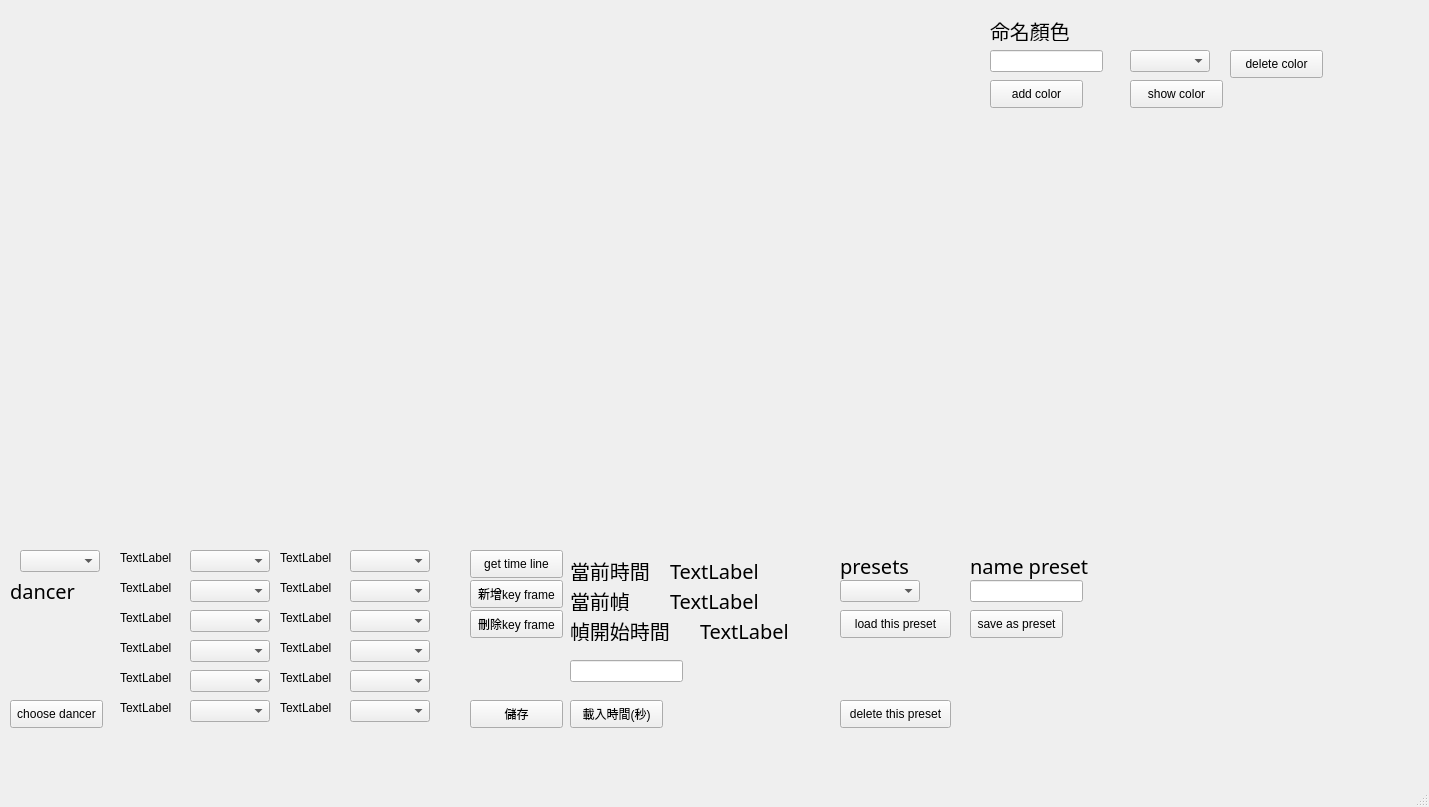
Above: newtype/UI.ui from ck7-32/WEGO_lightdance before the change. Below: the same form after it.
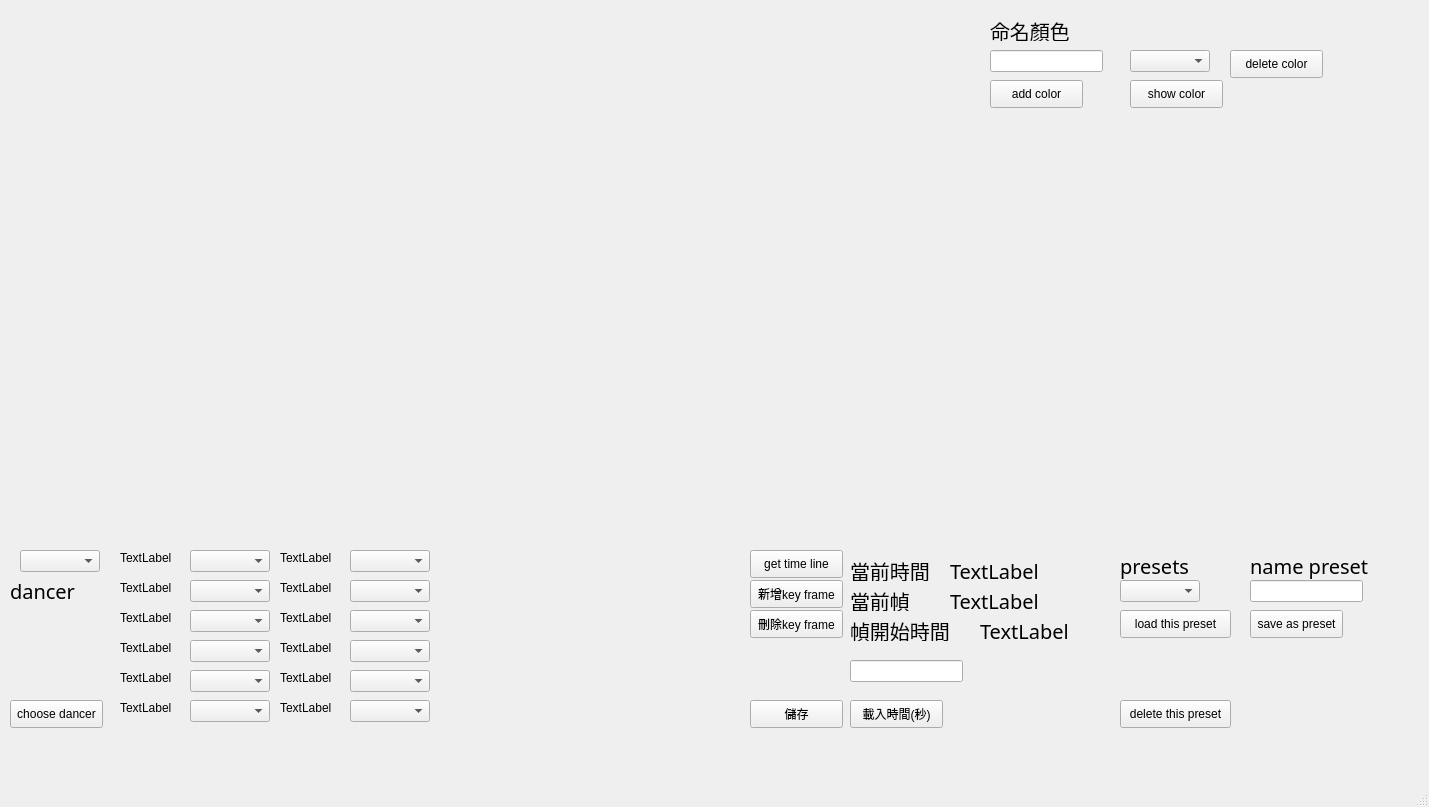
That is the form after the change.

What changed in the file:
```diff
--- a/newtype/UI.ui
+++ b/newtype/UI.ui
@@ -293,7 +293,7 @@
    <widget class="QPushButton" name="save">
     <property name="geometry">
      <rect>
-      <x>470</x>
+      <x>750</x>
       <y>700</y>
       <width>93</width>
       <height>28</height>
@@ -306,7 +306,7 @@
    <widget class="QPushButton" name="newframe">
     <property name="geometry">
      <rect>
-      <x>470</x>
+      <x>750</x>
       <y>580</y>
       <width>93</width>
       <height>28</height>
@@ -319,7 +319,7 @@
    <widget class="QPushButton" name="delframe">
     <property name="geometry">
      <rect>
-      <x>470</x>
+      <x>750</x>
       <y>610</y>
       <width>93</width>
       <height>28</height>
@@ -332,7 +332,7 @@
    <widget class="QPushButton" name="gettime">
     <property name="geometry">
      <rect>
-      <x>470</x>
+      <x>750</x>
       <y>550</y>
       <width>93</width>
       <height>28</height>
@@ -355,7 +355,7 @@
    <widget class="QLabel" name="nowtime">
     <property name="geometry">
      <rect>
-      <x>670</x>
+      <x>950</x>
       <y>560</y>
       <width>111</width>
       <height>21</height>
@@ -374,7 +374,7 @@
    <widget class="QLabel" name="nowframe">
     <property name="geometry">
      <rect>
-      <x>670</x>
+      <x>950</x>
       <y>590</y>
       <width>121</width>
       <height>21</height>
@@ -393,7 +393,7 @@
    <widget class="QLabel" name="nowframetime">
     <property name="geometry">
      <rect>
-      <x>700</x>
+      <x>980</x>
       <y>620</y>
       <width>121</width>
       <height>21</height>
@@ -412,7 +412,7 @@
    <widget class="QLabel" name="nowframetime_2">
     <property name="geometry">
      <rect>
-      <x>570</x>
+      <x>850</x>
       <y>560</y>
       <width>121</width>
       <height>21</height>
@@ -431,7 +431,7 @@
    <widget class="QLabel" name="nowframetime_3">
     <property name="geometry">
      <rect>
-      <x>570</x>
+      <x>850</x>
       <y>590</y>
       <width>121</width>
       <height>21</height>
@@ -450,7 +450,7 @@
    <widget class="QLabel" name="nowframetime_4">
     <property name="geometry">
      <rect>
-      <x>570</x>
+      <x>850</x>
       <y>620</y>
       <width>121</width>
       <height>21</height>
@@ -599,7 +599,7 @@
    <widget class="QLabel" name="nowframetime_5">
     <property name="geometry">
      <rect>
-      <x>970</x>
+      <x>1250</x>
       <y>550</y>
       <width>151</width>
       <height>31</height>
@@ -618,7 +618,7 @@
    <widget class="QLineEdit" name="colorname_2">
     <property name="geometry">
      <rect>
-      <x>970</x>
+      <x>1250</x>
       <y>580</y>
       <width>113</width>
       <height>22</height>
@@ -628,7 +628,7 @@
    <widget class="QComboBox" name="presets">
     <property name="geometry">
      <rect>
-      <x>840</x>
+      <x>1120</x>
       <y>580</y>
       <width>80</width>
       <height>22</height>
@@ -638,7 +638,7 @@
    <widget class="QPushButton" name="savepreset">
     <property name="geometry">
      <rect>
-      <x>970</x>
+      <x>1250</x>
       <y>610</y>
       <width>93</width>
       <height>28</height>
@@ -651,7 +651,7 @@
    <widget class="QPushButton" name="save_3">
     <property name="geometry">
      <rect>
-      <x>840</x>
+      <x>1120</x>
       <y>700</y>
       <width>111</width>
       <height>28</height>
@@ -664,7 +664,7 @@
    <widget class="QLabel" name="nowframetime_6">
     <property name="geometry">
      <rect>
-      <x>840</x>
+      <x>1120</x>
       <y>550</y>
       <width>151</width>
       <height>31</height>
@@ -683,7 +683,7 @@
    <widget class="QPushButton" name="loadpreset">
     <property name="geometry">
      <rect>
-      <x>840</x>
+      <x>1120</x>
       <y>610</y>
       <width>111</width>
       <height>28</height>
@@ -696,7 +696,7 @@
    <widget class="QLineEdit" name="settime">
     <property name="geometry">
      <rect>
-      <x>570</x>
+      <x>850</x>
       <y>660</y>
       <width>113</width>
       <height>22</height>
@@ -706,7 +706,7 @@
    <widget class="QPushButton" name="settimebtn">
     <property name="geometry">
      <rect>
-      <x>570</x>
+      <x>850</x>
       <y>700</y>
       <width>93</width>
       <height>28</height>
```
Left out of the diff: 4 changed lines with no effect on the pictures.
